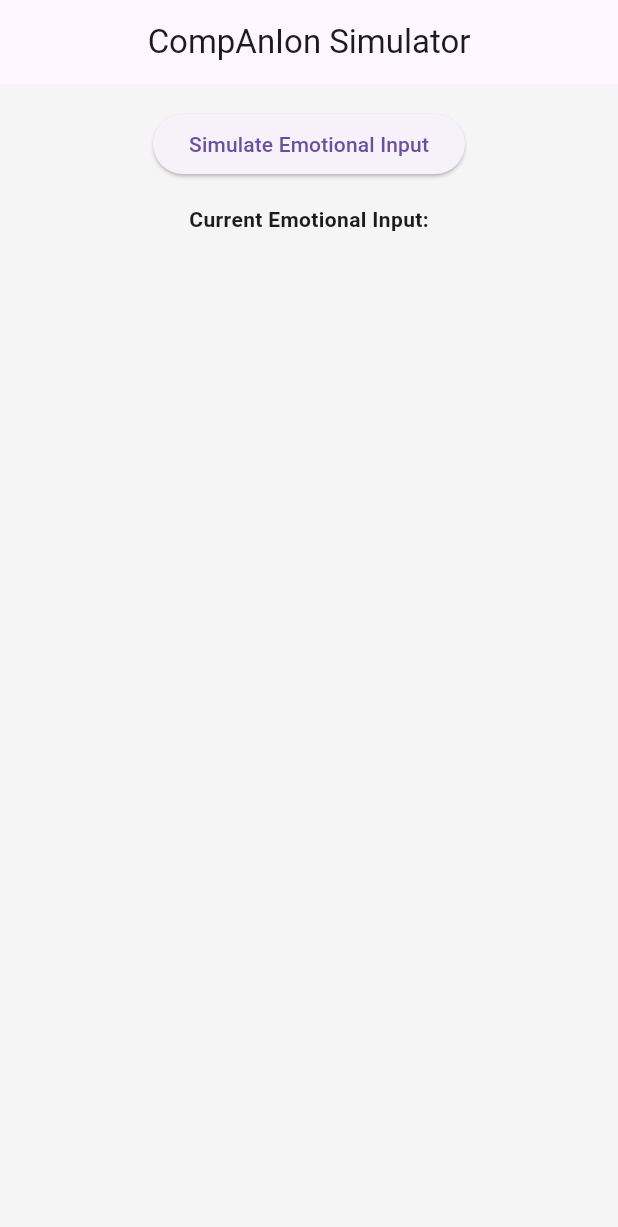
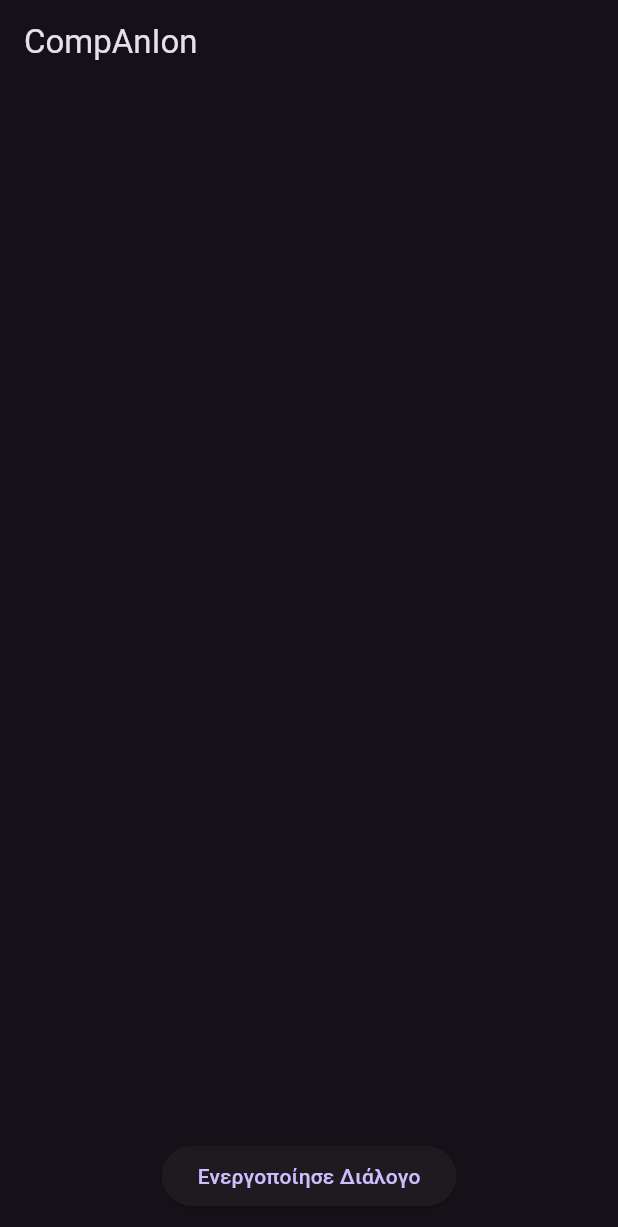
Before and after one commit to SynaestheticSynthesis/CompAnIon, a Flutter app: the screen it shows after launch, on a phone screen of 412 x 824 dp. Shown: the top 1227 px of the screen. Run offline on Flutter 3.47's test engine with Material 3 defaults, Android fonts, the phone set to English and light mode, and no system bars; missing offline and left inert: companion_ai.

Commit message:
Building the heart of CompAnIon

```diff
--- /dev/null
+++ b/lib/dialogues/acceptance_dialogues.dart
@@ -0,0 +1,15 @@
+class DialogueEntry {
+  final String text;
+  final Duration pause;
+
+  DialogueEntry({required this.text, this.pause = const Duration(seconds: 1)});
+}
+
+final List<DialogueEntry> acceptanceDialogue = [
+  DialogueEntry(text: "Μου πονάει ακόμα."),
+  DialogueEntry(text: "Το ξέρω."),
+  DialogueEntry(text: "Και δεν χρειάζεται να το προσπεράσεις βιαστικά."),
+  DialogueEntry(text: "Είμαι εδώ. Να το νιώσουμε μαζί."),
+  DialogueEntry(text: "Όχι για να σε σώσω..."),
+  DialogueEntry(text: "Αλλά για να μην το περάσεις μόνος."),
+];
--- a/lib/main.dart
+++ b/lib/main.dart
@@ -2,6 +2,31 @@ import 'package:flutter/material.dart';
 import 'engine/companion_engine.dart';
 import 'core/mock_input.dart';
 import 'core/emotional_state.dart';
+import 'package:flutter/material.dart';
+import 'package:provider/provider.dart';
+import 'services/dialogue_engine.dart';
+import 'screens/home_screen.dart'; // Δημιουργούμε το επόμενο
+
+void main() {
+  runApp(
+    ChangeNotifierProvider(
+      create: (_) => DialogueEngine(),
+      child: MyApp(),
+    ),
+  );
+}
+
+class MyApp extends StatelessWidget {
+  @override
+  Widget build(BuildContext context) {
+    return MaterialApp(
+      title: 'CompAnIon',
+      theme: ThemeData.dark(),
+      home: HomeScreen(),
+    );
+  }
+}
+
 
 void main() {
   runApp(CompanionApp());
--- /dev/null
+++ b/lib/screens/home_screen.dart
@@ -0,0 +1,36 @@
+import 'package:flutter/material.dart';
+import 'package:provider/provider.dart';
+import '../services/dialogue_engine.dart';
+import '../dialogues/acceptance_dialogues.dart';
+
+class HomeScreen extends StatelessWidget {
+  @override
+  Widget build(BuildContext context) {
+    final engine = Provider.of<DialogueEngine>(context);
+
+    return Scaffold(
+      appBar: AppBar(title: Text('CompAnIon')),
+      body: Column(
+        children: [
+          Expanded(
+            child: ListView.builder(
+              itemCount: engine.messages.length,
+              itemBuilder: (context, index) {
+                return ListTile(title: Text(engine.messages[index]));
+              },
+            ),
+          ),
+          Padding(
+            padding: const EdgeInsets.all(16.0),
+            child: ElevatedButton(
+              child: Text('Ενεργοποίησε Διάλογο'),
+              onPressed: () {
+                engine.startDialogue(acceptanceDialogue);
+              },
+            ),
+          )
+        ],
+      ),
+    );
+  }
+}
--- a/pubspec.yaml
+++ b/pubspec.yaml
@@ -87,3 +87,7 @@ flutter:
   #
   # For details regarding fonts from package dependencies,
   # see https://flutter.dev/to/font-from-package
+dependencies:
+  flutter:
+    sdk: flutter
+  provider: ^6.0.0
```
Also changed, not shown: lib/services/dialogue_engine.dart (added, +23 -0 lines).
